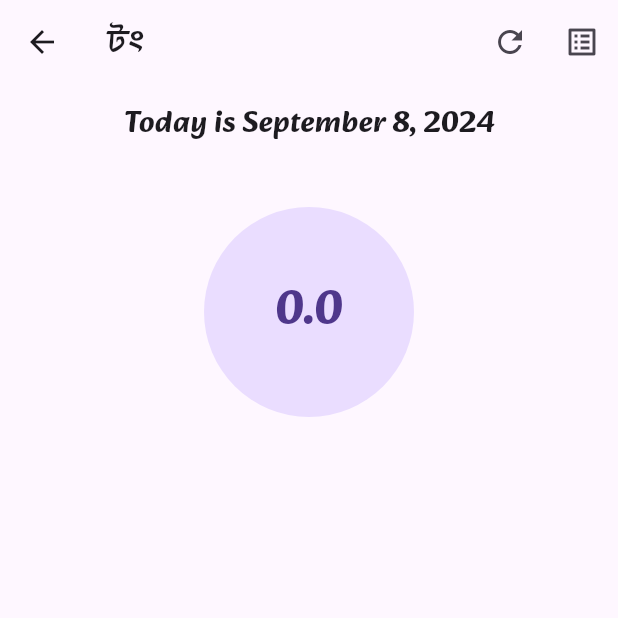
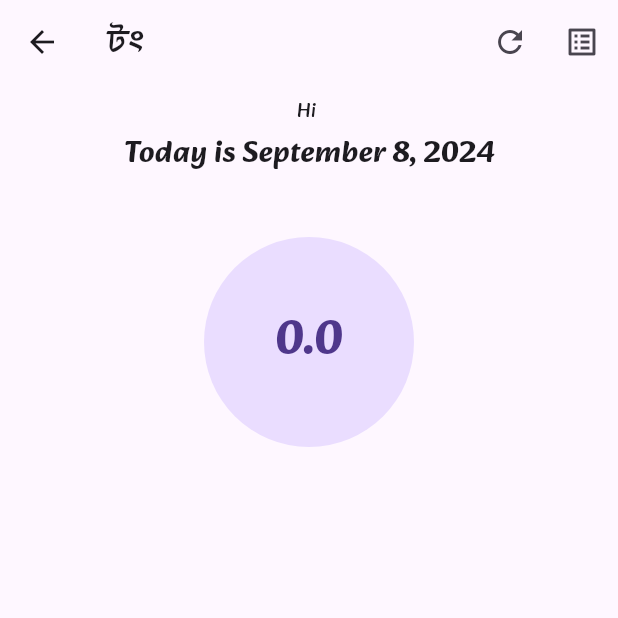
Before and after one commit to MeherajUlMahmmud/tong, a Flutter app: the HomeScreen screen opened by its route, on a phone screen of 412 x 824 dp, the top half of it. Run offline on Flutter 3.47's test engine with Material 3 defaults, Android fonts, the phone set to English and light mode, and no system bars; our stand-ins replace cloud_firestore, firebase_auth, firebase_core, google_sign_in; accounts and stored records are empty; project files that could hold a hidden picture were left out.

Commit message:
Update home_screen.dart

```diff
--- a/lib/screens/main/home_screen.dart
+++ b/lib/screens/main/home_screen.dart
@@ -219,7 +219,7 @@ class _HomeScreenState extends State<HomeScreen> {
       child: Column(
         mainAxisAlignment: MainAxisAlignment.center,
         children: [
-          // Text('Hi ${_user!.displayName ?? 'User'}'),
+          Text('Hi ${_user!.displayName ?? 'User'}'),
           const SizedBox(height: 5),
           Text(
             'Today is $formattedDate',
```
